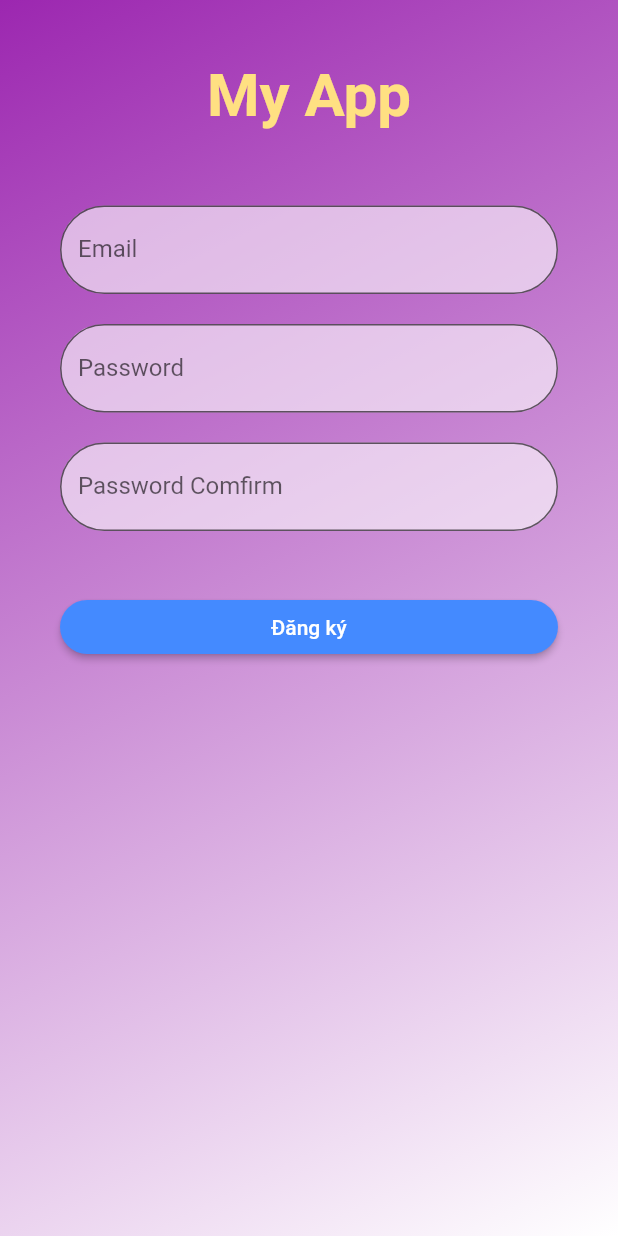
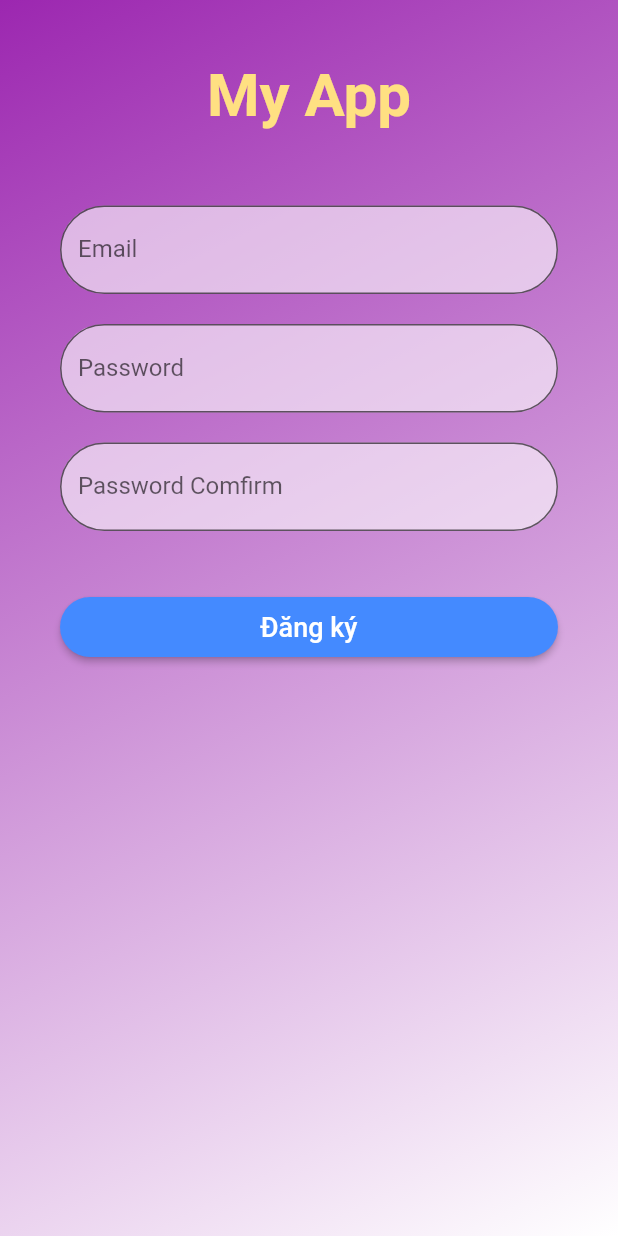
Before and after one commit to tlamxyn/Flutter_Laptrinhdidong, a Flutter app: the screen it shows after launch, after a tap on "Chưa có tài khoản", on a phone screen of 412 x 824 dp. Run offline on Flutter 3.47's test engine with Material 2 defaults, Android fonts, the phone set to English and light mode, and no system bars; our stand-ins replace carousel_slider, flutter_svg; network calls fail.

Commit message:
edit signUp and Login button

```diff
--- a/lib/Screens/login_screen/component.dart
+++ b/lib/Screens/login_screen/component.dart
@@ -56,8 +56,9 @@ Container dangnhap4(BuildContext context, String a, String b) {
             context, MaterialPageRoute(builder: (context) => PageContent()));
       },
       child: const SizedBox(
+        height: 40,
         child: Center(
-          child: Text("Đăng nhập"),
+          child: Text("Đăng nhập", style: TextStyle(fontSize: 18),),
         ),
       ),
     ),
@@ -78,8 +79,9 @@ Container dangnhap5(BuildContext context) {
             context, MaterialPageRoute(builder: (context) => dangky()));
       },
       child: const SizedBox(
+        height: 40,
         child: Center(
-          child: Text("Chưa có tài khoản"),
+          child: Text("Chưa có tài khoản", style: TextStyle(fontSize: 18),),
         ),
       ),
     ),
--- a/lib/Screens/signup_screen/component.dart
+++ b/lib/Screens/signup_screen/component.dart
@@ -53,8 +53,9 @@ Container DangKyButton(BuildContext context) {
         Navigator.pop(context);
       },
       child: const SizedBox(
+        height: 40,
         child: Center(
-          child: Text("Đăng ký"),
+          child: Text("Đăng ký", style: TextStyle(fontSize: 18)),
         ),
       ),
     ),
```
